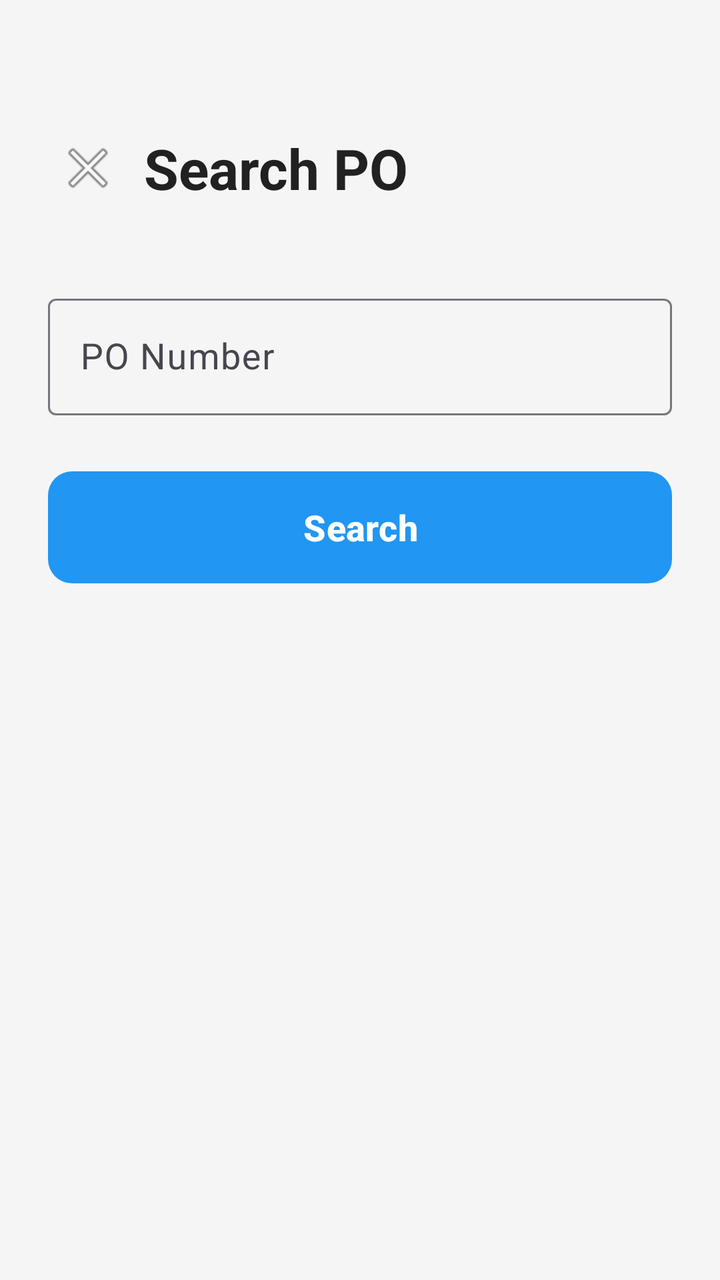
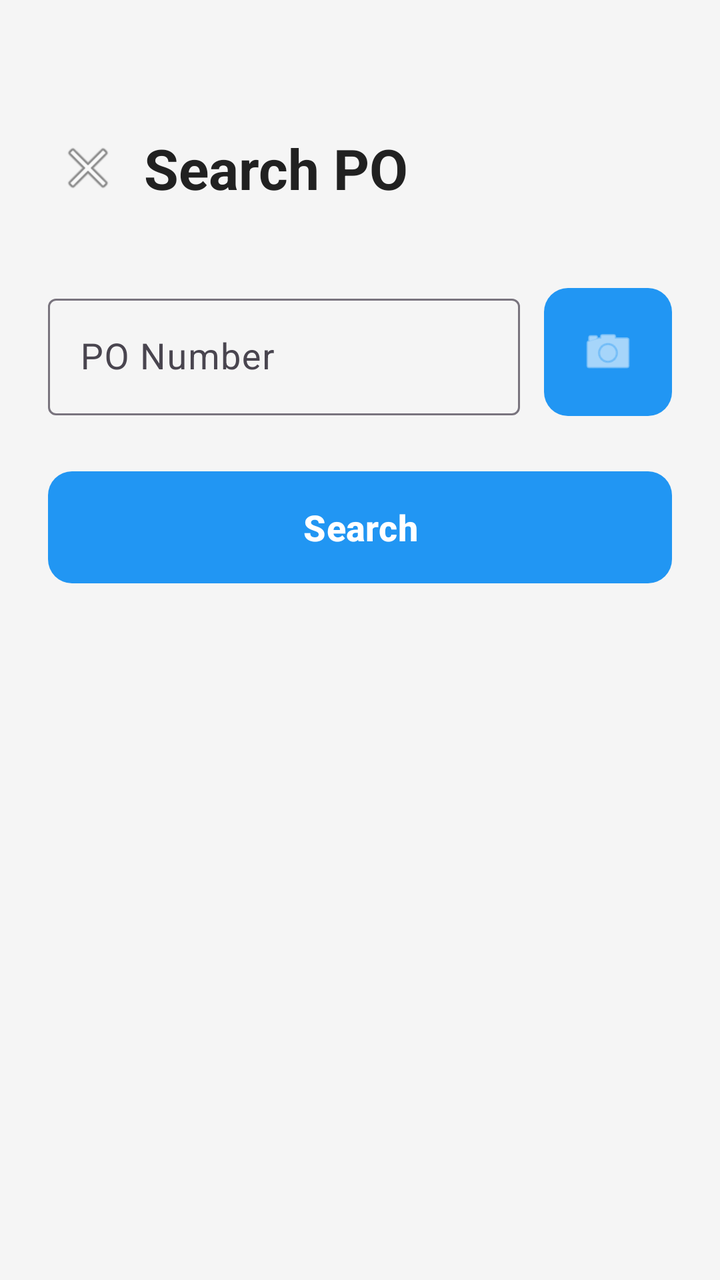

Screens rendered from an Android XML layout before and after an edit, with the pre-edit source and the edit as a unified diff.
<!-- AndroidManifest.xml: application theme Theme.POScanner -->
<!-- res/layout/activity_search.xml -->
<?xml version="1.0" encoding="utf-8"?>
<androidx.constraintlayout.widget.ConstraintLayout
    xmlns:android="http://schemas.android.com/apk/res/android"
    xmlns:app="http://schemas.android.com/apk/res-auto"
    android:layout_width="match_parent"
    android:layout_height="match_parent"
    android:background="@color/background"
    android:padding="24dp">

    <LinearLayout
        android:id="@+id/topBar"
        android:layout_width="match_parent"
        android:layout_height="wrap_content"
        android:orientation="horizontal"
        android:gravity="center_vertical"
        app:layout_constraintTop_toTopOf="parent"
        app:layout_constraintStart_toStartOf="parent"
        android:layout_marginTop="40dp">

        <ImageButton
            android:id="@+id/btnBack"
            android:layout_width="40dp"
            android:layout_height="40dp"
            android:background="?attr/selectableItemBackgroundBorderless"
            android:src="@android:drawable/ic_menu_close_clear_cancel"
            android:contentDescription="Back" />

        <TextView
            android:id="@+id/tvTitle"
            android:layout_width="0dp"
            android:layout_height="wrap_content"
            android:layout_weight="1"
            android:text="Search PO"
            android:textColor="@color/text_primary"
            android:textSize="28sp"
            android:textStyle="bold"
            android:layout_marginStart="8dp" />
    </LinearLayout>

    <com.google.android.material.textfield.TextInputLayout
        android:id="@+id/tilPoNumber"
        android:layout_width="0dp"
        android:layout_height="wrap_content"
        android:hint="PO Number"
        app:layout_constraintTop_toBottomOf="@id/topBar"
        app:layout_constraintStart_toStartOf="parent"
        app:layout_constraintEnd_toEndOf="parent"
        android:layout_marginTop="40dp">

        <com.google.android.material.textfield.TextInputEditText
            android:id="@+id/etPoNumber"
            android:layout_width="match_parent"
            android:layout_height="wrap_content"
            android:inputType="text"
            android:textSize="18sp" />

    </com.google.android.material.textfield.TextInputLayout>

    <com.google.android.material.button.MaterialButton
        android:id="@+id/btnSearch"
        android:layout_width="0dp"
        android:layout_height="64dp"
        android:text="Search"
        android:textSize="18sp"
        android:textStyle="bold"
        app:cornerRadius="12dp"
        app:layout_constraintTop_toBottomOf="@id/tilPoNumber"
        app:layout_constraintStart_toStartOf="parent"
        app:layout_constraintEnd_toEndOf="parent"
        android:layout_marginTop="24dp" />

</androidx.constraintlayout.widget.ConstraintLayout>
<!-- resources referenced by this layout -->
<resources>
  <color name="background">#F5F5F5</color>
  <color name="text_primary">#212121</color>
  <style name="Theme.POScanner" parent="Theme.Material3.Light.NoActionBar">
          <item name="colorPrimary">@color/primary</item>
          <item name="colorPrimaryDark">@color/primary_dark</item>
          <item name="colorAccent">@color/accent</item>
      </style>
  <color name="primary">#2196F3</color>
  <color name="primary_dark">#1976D2</color>
  <color name="accent">#4CAF50</color>
</resources>

<!-- the commit's change to res/layout/activity_search.xml (unified diff, before → after) -->
@@ -44,8 +44,9 @@
         android:hint="PO Number"
         app:layout_constraintTop_toBottomOf="@id/topBar"
         app:layout_constraintStart_toStartOf="parent"
-        app:layout_constraintEnd_toEndOf="parent"
-        android:layout_marginTop="40dp">
+        app:layout_constraintEnd_toStartOf="@id/btnScan"
+        android:layout_marginTop="40dp"
+        android:layout_marginEnd="12dp">
 
         <com.google.android.material.textfield.TextInputEditText
             android:id="@+id/etPoNumber"
@@ -55,6 +56,22 @@
             android:textSize="18sp" />
 
     </com.google.android.material.textfield.TextInputLayout>
+
+    <com.google.android.material.button.MaterialButton
+        android:id="@+id/btnScan"
+        android:layout_width="64dp"
+        android:layout_height="64dp"
+        android:insetTop="0dp"
+        android:insetBottom="0dp"
+        app:icon="@android:drawable/ic_menu_camera"
+        app:iconGravity="textStart"
+        app:iconPadding="0dp"
+        app:iconSize="28dp"
+        app:cornerRadius="12dp"
+        app:layout_constraintTop_toTopOf="@id/tilPoNumber"
+        app:layout_constraintBottom_toBottomOf="@id/tilPoNumber"
+        app:layout_constraintEnd_toEndOf="parent"
+        android:contentDescription="Scan QR Code" />
 
     <com.google.android.material.button.MaterialButton
         android:id="@+id/btnSearch"
